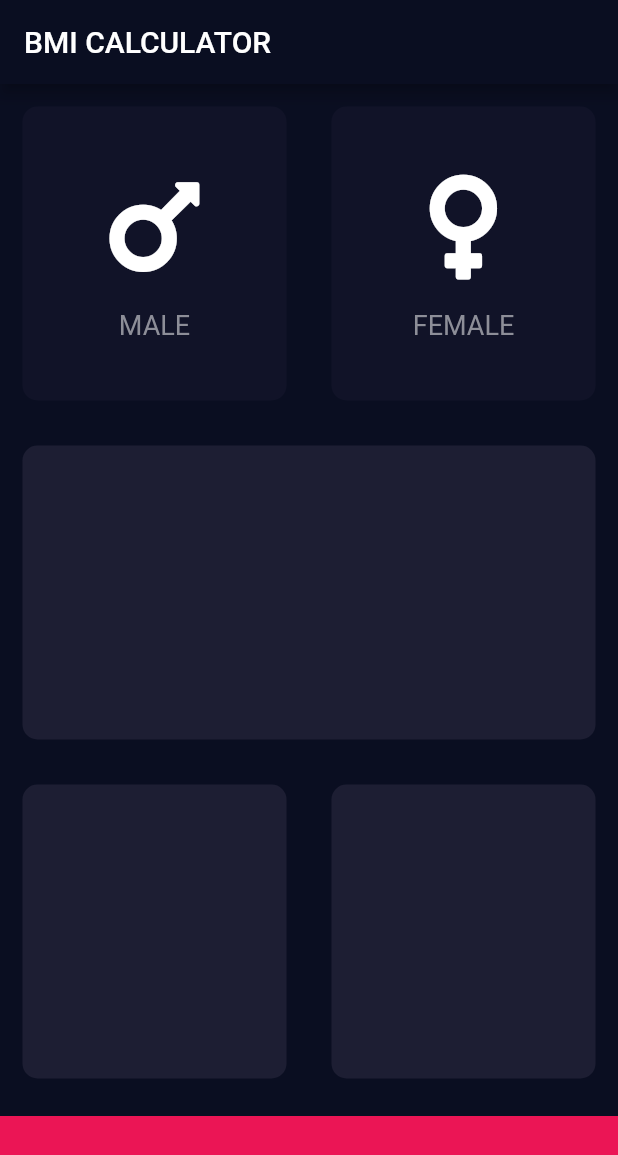
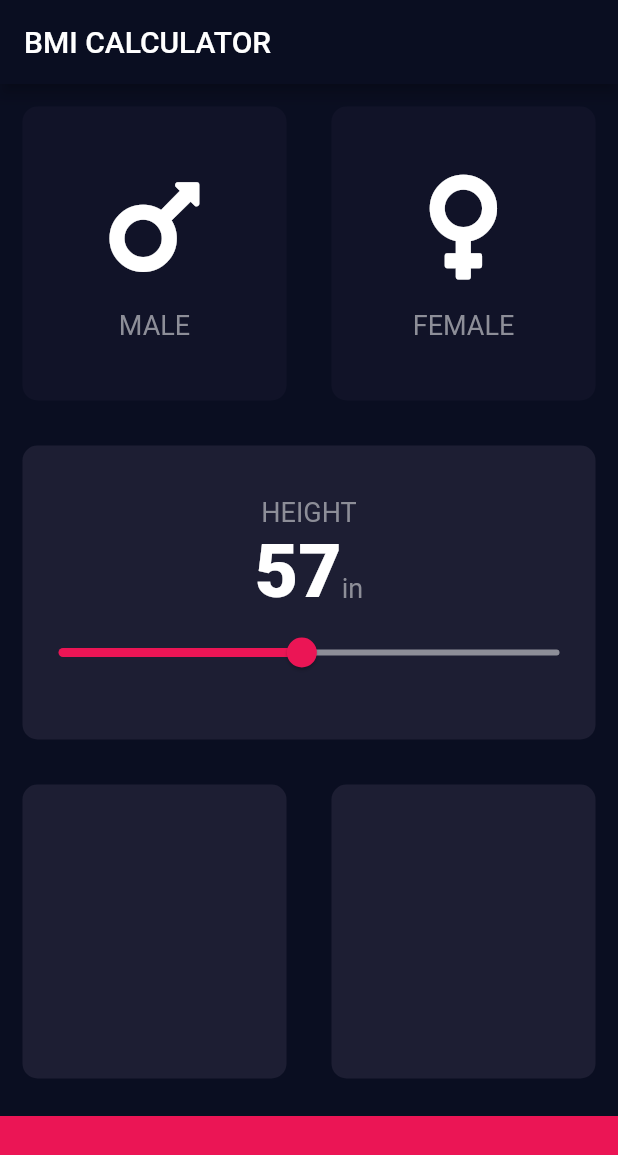
Before and after one commit to Jrod7938/bmi_calculator, a Flutter app: the screen it shows after launch, on a phone screen of 412 x 824 dp. Shown: the top 1155 px of the screen. Run offline on Flutter 3.47's test engine with Material 2 defaults, Android fonts, the phone set to English and light mode, and no system bars; our stand-ins replace font_awesome_flutter.

```diff
--- /dev/null
+++ b/lib/constants.dart
@@ -0,0 +1,16 @@
+import 'package:flutter/material.dart';
+
+const kBottomContainerHeight = 80.0;
+const kActiveCardColor = Color(0xFF1D1E33);
+const kInactiveCardColor = Color(0xFF111328);
+const kBottomContainerColor = Color(0xFFEB1555);
+
+const kLabelTextStyle = TextStyle(
+  fontSize: 18.0,
+  color: Color(0xFF8D8E98),
+);
+
+const kNumberTextStyle = TextStyle(
+  fontSize: 50.0,
+  fontWeight: FontWeight.w900,
+);
--- a/lib/icon_content.dart
+++ b/lib/icon_content.dart
@@ -1,9 +1,6 @@
 import 'package:flutter/material.dart';
+import './constants.dart';
 
-const labelTextStyle = TextStyle(
-  fontSize: 18.0,
-  color: Color(0xFF8D8E98),
-);
 
 class IconContent extends StatelessWidget {
   IconContent({this.icon, this.label});
@@ -25,7 +22,7 @@ class IconContent extends StatelessWidget {
         ),
         Text(
           label,
-          style: labelTextStyle,
+          style: kLabelTextStyle,
         ),
       ],
     );
--- a/lib/input_page.dart
+++ b/lib/input_page.dart
@@ -1,13 +1,10 @@
 import 'package:flutter/material.dart';
+import 'package:flutter/rendering.dart';
 import 'package:font_awesome_flutter/font_awesome_flutter.dart';
 
 import './icon_content.dart';
 import './reusable_card.dart';
-
-const bottomContainerHeight = 80.0;
-const activeCardColor = Color(0xFF1D1E33);
-const inactiveCardColor = Color(0xFF111328);
-const bottomContainerColor = Color(0xFFEB1555);
+import './constants.dart';
 
 enum Gender {
   male,
@@ -21,6 +18,7 @@ class InputPage extends StatefulWidget {
 
 class _InputPageState extends State<InputPage> {
   Gender selectedGender;
+  int height = 57;
 
   @override
   Widget build(BuildContext context) {
@@ -29,6 +27,7 @@ class _InputPageState extends State<InputPage> {
         title: Text('BMI CALCULATOR'),
       ),
       body: Column(
+        crossAxisAlignment: CrossAxisAlignment.stretch,
         children: <Widget>[
           Expanded(
             child: Row(
@@ -41,8 +40,8 @@ class _InputPageState extends State<InputPage> {
                       });
                     },
                     color: selectedGender == Gender.male
-                        ? activeCardColor
-                        : inactiveCardColor,
+                        ? kActiveCardColor
+                        : kInactiveCardColor,
                     cardChild: IconContent(
                       icon: FontAwesomeIcons.mars,
                       label: "MALE",
@@ -57,8 +56,8 @@ class _InputPageState extends State<InputPage> {
                       });
                     },
                     color: selectedGender == Gender.female
-                        ? activeCardColor
-                        : inactiveCardColor,
+                        ? kActiveCardColor
+                        : kInactiveCardColor,
                     cardChild: IconContent(
                       icon: FontAwesomeIcons.venus,
                       label: "FEMALE",
@@ -70,7 +69,43 @@ class _InputPageState extends State<InputPage> {
           ),
           Expanded(
             child: ReusableCard(
-              color: activeCardColor,
+              color: kActiveCardColor,
+              cardChild: Column(
+                mainAxisAlignment: MainAxisAlignment.center,
+                children: <Widget>[
+                  Text(
+                    'HEIGHT',
+                    style: kLabelTextStyle,
+                  ),
+                  Row(
+                    mainAxisAlignment: MainAxisAlignment.center,
+                    crossAxisAlignment: CrossAxisAlignment.baseline,
+                    textBaseline: TextBaseline.alphabetic,
+                    children: <Widget>[
+                      Text(
+                        height.toString(),
+                        style: kNumberTextStyle,
+                      ),
+                      Text(
+                        'in',
+                        style: kLabelTextStyle,
+                      ),
+                    ],
+                  ),
+                  Slider(
+                    value: height.toDouble(),
+                    min: 40.0,
+                    max: 75.0,
+                    activeColor: Color(0xFFEB1555),
+                    inactiveColor: Color(0xFF8D8E98),
+                    onChanged: (double newValue) {
+                      setState(() {
+                        height = newValue.round();
+                      });
+                    },
+                  ),
+                ],
+              ),
             ),
           ),
           Expanded(
@@ -78,22 +113,22 @@ class _InputPageState extends State<InputPage> {
               children: <Widget>[
                 Expanded(
                   child: ReusableCard(
-                    color: activeCardColor,
+                    color: kActiveCardColor,
                   ),
                 ),
                 Expanded(
                   child: ReusableCard(
-                    color: activeCardColor,
+                    color: kActiveCardColor,
                   ),
                 ),
               ],
             ),
           ),
           Container(
-            color: bottomContainerColor,
+            color: kBottomContainerColor,
             margin: EdgeInsets.only(top: 10.0),
             width: double.infinity,
-            height: bottomContainerHeight,
+            height: kBottomContainerHeight,
           ),
         ],
       ),
```
